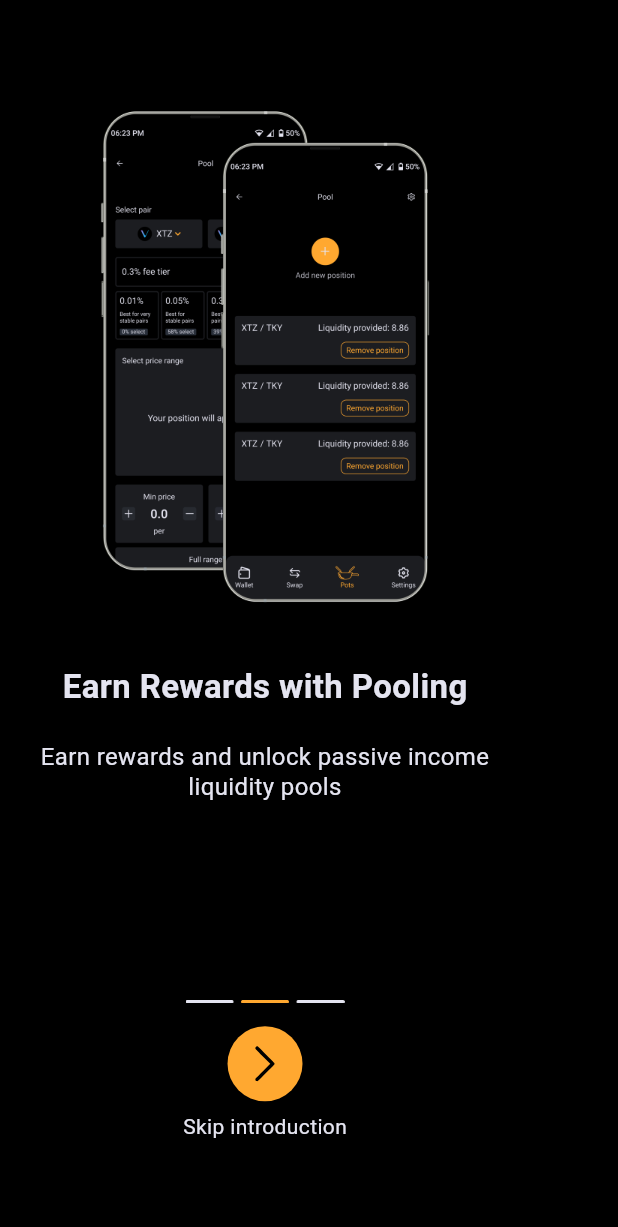
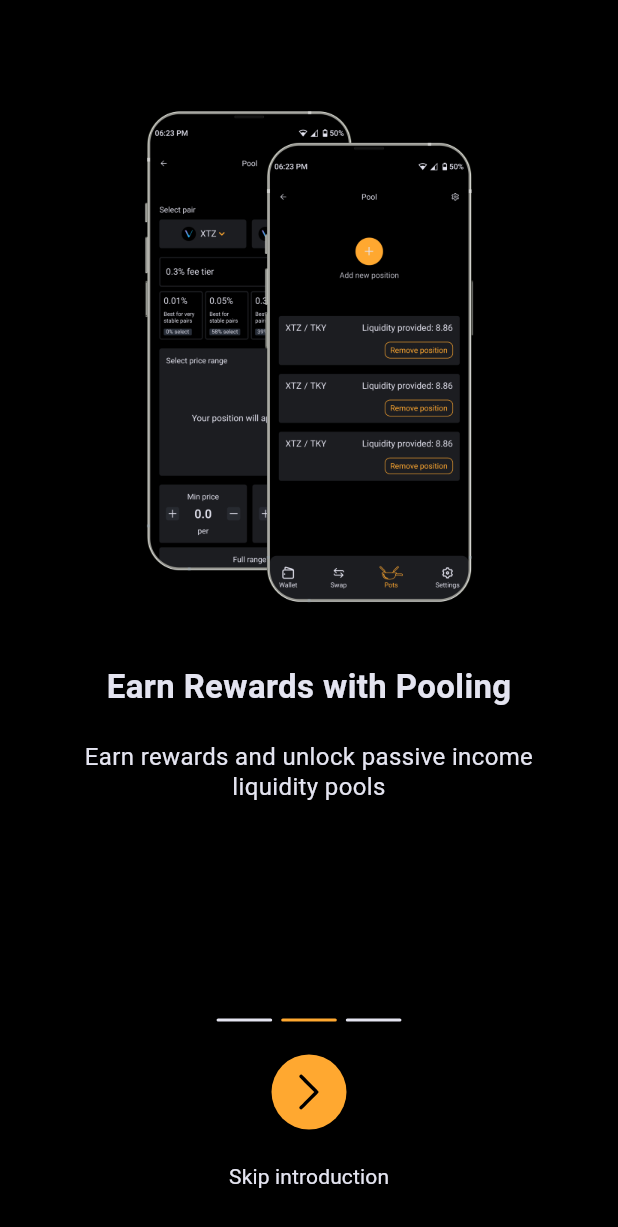
Before and after one commit to SayNode/fondue-swap-flutter, a Flutter app: the OnboardingPage2 screen opened directly, after a tap on an icon or button, on a phone screen of 412 x 824 dp. Shown: the top 1227 px of the screen. Run offline on Flutter 3.47's test engine with Material 3 defaults, Android fonts, the phone set to English and light mode, and no system bars; our stand-ins replace flutter_secure_storage, flutter_svg, get, get_storage, google_fonts, local_auth; missing offline and left inert: crypt, thor_devkit_dart; accounts and stored records are empty; project files that could hold a hidden picture were left out.

Commit message:
Mf fixingbugs (#16)
* fixed bugs on onboadirng

* fixed bugs on onboarding

* changed flow

* fixed issues

```diff
--- a/lib/main.dart
+++ b/lib/main.dart
@@ -1,9 +1,10 @@
 import 'package:flutter/material.dart';
+import 'package:get/get.dart';
+import 'package:get_storage/get_storage.dart';
+
 import 'pages/splash_page/splash_page.dart';
 import 'services/theme_service.dart';
 import 'services/translation_service.dart';
-import 'package:get/get.dart';
-import 'package:get_storage/get_storage.dart';
 
 Future<void> main() async {
   await GetStorage.init('theme');
@@ -21,7 +22,7 @@ class MyApp extends StatelessWidget {
       translations: AppTranslations(),
       locale: const Locale('en', 'US'),
       fallbackLocale: const Locale('en', 'US'),
-      title: 'Legacy Wallet',
+      title: 'Fondue Swap',
       debugShowCheckedModeBanner: false,
       theme: Get.put(ThemeService()).theme,
       home: const SplashPage(),
--- a/lib/pages/login/controller/login_controller.dart
+++ b/lib/pages/login/controller/login_controller.dart
@@ -48,7 +48,7 @@ class LoginController extends GetxController {
           ),
         );
         if (isAuthenticated) {
-          // TODO: Login
+          await Get.to<void>(() => const HomePageLoader());
         }
       } catch (e) {
         debugPrint(e.toString());
--- a/lib/pages/onboarding_pages/controller/onboarding_controller.dart
+++ b/lib/pages/onboarding_pages/controller/onboarding_controller.dart
@@ -1,3 +1,46 @@
+import 'package:flutter/material.dart';
 import 'package:get/get.dart';
 
-class OnboardingController extends GetxController {}
+import '../../signup_pages.dart/create_password.dart';
+
+class OnboardingController extends GetxController {
+  final PageController pageController = PageController();
+  RxInt currentPage = 0.obs;
+
+  List<Map<String, String>> pageList = <Map<String, String>>[
+    <String, String>{
+      'image': 'assets/images/phone_screen_2.png',
+      'title': 'Swap Anytime, Anywhere'.tr,
+      'subtitle':
+          'Effortlessly swap cryptos for diversification and market opportunities with FondueSwap'
+              .tr,
+    },
+    <String, String>{
+      'image': 'assets/images/phone_screen_3.png',
+      'title': 'Earn Rewards with Pooling'.tr,
+      'subtitle': 'Earn rewards and unlock passive income  liquidity pools'.tr,
+    },
+    <String, String>{
+      'image': 'assets/images/phone_screen_4.png',
+      'title': 'Safeguard Your Crypto Assets'.tr,
+      'subtitle': 'Take control of your finances'.tr,
+    }
+  ];
+
+  Future<void> onPressed() async {
+    if (currentPage.value < pageList.length - 1) {
+      currentPage.value = currentPage.value + 1;
+      animateTo(currentPage.value);
+    } else {
+      await Get.to<void>(() => const CreatePasswordPage());
+    }
+  }
+
+  void animateTo(int value) {
+    pageController.animateToPage(
+      value,
+      duration: const Duration(milliseconds: 300),
+      curve: Curves.decelerate,
+    );
+  }
+}
--- a/lib/pages/onboarding_pages/onboard_page_1.dart
+++ b/lib/pages/onboarding_pages/onboard_page_1.dart
@@ -18,6 +18,8 @@ class OnboardingPage1 extends StatelessWidget {
         Get.put(ThemeService()).fondueSwapTheme;
     return FondueScaffold(
       body: SafeArea(
+        child: SizedBox(
+          width: double.infinity,
           child: Column(
             children: <Widget>[
               SizedBox(height: screenSize.height * 0.15),
@@ -50,6 +52,7 @@ class OnboardingPage1 extends StatelessWidget {
             ],
           ),
         ),
+      ),
     );
   }
 }
--- a/lib/pages/onboarding_pages/onboarding_page_2.dart
+++ b/lib/pages/onboarding_pages/onboarding_page_2.dart
@@ -1,33 +1,40 @@
 import 'package:flutter/material.dart';
+import 'package:flutter_svg/flutter_svg.dart';
 import 'package:get/get.dart';
 
 import '../../services/theme_service.dart';
 import '../../theme/constants.dart';
 import '../../theme/custom_theme.dart';
 import '../../widgets/fondue_scaffold.dart';
-import 'onboarding_page_3.dart';
-import 'widgets/grouped_button_onboarding_widget.dart';
+import '../signup_pages.dart/create_password.dart';
+import 'controller/onboarding_controller.dart';
+import 'widgets/slide_marker.dart';
 
-class OnboardingPage2 extends StatelessWidget {
+class OnboardingPage2 extends GetView<OnboardingController> {
   const OnboardingPage2({super.key});
 
   @override
   Widget build(BuildContext context) {
     final Size screenSize = MediaQuery.of(context).size;
+
     final FondueSwapTheme fondueSwapTheme =
         Get.put(ThemeService()).fondueSwapTheme;
-    return FondueScaffold(
-      body: SafeArea(
-        child: Column(
+    Get.put(OnboardingController());
+    Widget page(
+      String image,
+      String title,
+      String subtitle,
+    ) =>
+        Column(
           children: <Widget>[
             SizedBox(height: MediaQuery.of(context).size.height * 0.07),
             Image.asset(
-              'assets/images/phone_screen_2.png',
+              image,
               scale: 4,
             ),
             SizedBox(height: screenSize.height * 0.05),
             Text(
-              'Swap Anytime, Anywhere'.tr,
+              title,
               style:
                   FondueSwapConstants.fromColor(fondueSwapTheme.mistyLavender)
                       .kRoboto22,
@@ -36,24 +43,63 @@ class OnboardingPage2 extends StatelessWidget {
             SizedBox(
               width: screenSize.width * 0.78,
               child: Text(
-                'Effortlessly swap cryptos for diversification and market opportunities with FondueSwap'
-                    .tr,
-                style:
-                    FondueSwapConstants.fromColor(fondueSwapTheme.mistyLavender)
-                        .kRoboto16,
+                subtitle.tr,
+                style: FondueSwapConstants.fromColor(
+                  fondueSwapTheme.mistyLavender,
+                ).kRoboto16,
                 textAlign: TextAlign.center,
               ),
             ),
-            SizedBox(height: screenSize.height * 0.16),
-            GroupedButtonOnboarding(
-              slide: 'assets/images/slide_1.png',
-              onTapButton: () {
-                Get.to<Widget>(() => const OnboardingPage3());
-              },
-              onTapTextButton: () {},
+            SizedBox(height: screenSize.height * 0.01),
+          ],
+        );
+    return FondueScaffold(
+      body: Column(
+        children: <Widget>[
+          Expanded(
+            child: PageView(
+              controller: controller.pageController,
+              onPageChanged: (int index) =>
+                  controller.currentPage.value = index,
+              children: controller.pageList
+                  .map(
+                    (Map<String, String> p) => page(
+                      p['image'] ?? '',
+                      p['title'] ?? '',
+                      p['subtitle'] ?? '',
+                    ),
+                  )
+                  .toList(),
             ),
-          ],
-        ),
+          ),
+          Column(
+            children: <Widget>[
+              Obx(
+                () => SlideMarker(
+                  height: screenSize.height * 0.0025,
+                  stateCount: controller.pageList.length,
+                  actualState: controller.currentPage.value,
+                  controller: controller,
+                ),
+              ),
+              GestureDetector(
+                onTap: controller.onPressed,
+                child: SvgPicture.asset('assets/icons/orange_button.svg'),
+              ),
+              TextButton(
+                onPressed: () {
+                  Get.to<void>(() => const CreatePasswordPage());
+                },
+                child: Text(
+                  'Skip introduction'.tr,
+                  style: FondueSwapConstants.fromColor(
+                    fondueSwapTheme.mistyLavender,
+                  ).kRoboto14,
+                ),
+              ),
+            ],
+          ),
+        ],
       ),
     );
   }
--- a/lib/pages/onboarding_pages/onboarding_page_3.dart
+++ /dev/null
@@ -1,59 +0,0 @@
-import 'package:flutter/material.dart';
-import 'package:get/get.dart';
-
-import '../../services/theme_service.dart';
-import '../../theme/constants.dart';
-import '../../theme/custom_theme.dart';
-import '../../widgets/fondue_scaffold.dart';
-import 'onboarding_page_4.dart';
-import 'widgets/grouped_button_onboarding_widget.dart';
-
-class OnboardingPage3 extends StatelessWidget {
-  const OnboardingPage3({super.key});
-
-  @override
-  Widget build(BuildContext context) {
-    final Size screenSize = MediaQuery.of(context).size;
-    final FondueSwapTheme fondueSwapTheme =
-        Get.put(ThemeService()).fondueSwapTheme;
-    return FondueScaffold(
-      body: SafeArea(
-        child: Column(
-          children: <Widget>[
-            SizedBox(height: MediaQuery.of(context).size.height * 0.07),
-            Image.asset(
-              'assets/images/phone_screen_3.png',
-              scale: 4,
-            ),
-            SizedBox(height: screenSize.height * 0.05),
-            Text(
-              'Earn Rewards with Pooling'.tr,
-              style:
-                  FondueSwapConstants.fromColor(fondueSwapTheme.mistyLavender)
-                      .kRoboto22,
-            ),
-            SizedBox(height: screenSize.height * 0.03),
-            SizedBox(
-              width: screenSize.width * 0.78,
-              child: Text(
-                'Earn rewards and unlock passive income  liquidity pools'.tr,
-                style:
-                    FondueSwapConstants.fromColor(fondueSwapTheme.mistyLavender)
-                        .kRoboto16,
-                textAlign: TextAlign.center,
-              ),
-            ),
-            SizedBox(height: screenSize.height * 0.16),
-            GroupedButtonOnboarding(
-              slide: 'assets/images/slide_2.png',
-              onTapButton: () {
-                Get.to<Widget>(() => const OnboardingPage4());
-              },
-              onTapTextButton: () {},
-            ),
-          ],
-        ),
-      ),
-    );
-  }
-}
--- a/lib/pages/onboarding_pages/onboarding_page_4.dart
+++ /dev/null
@@ -1,59 +0,0 @@
-import 'package:flutter/material.dart';
-import 'package:get/get.dart';
-
-import '../../services/theme_service.dart';
-import '../../theme/constants.dart';
-import '../../theme/custom_theme.dart';
-import '../../widgets/fondue_scaffold.dart';
-import '../signup_pages.dart/create_password.dart';
-import 'widgets/grouped_button_onboarding_widget.dart';
-
-class OnboardingPage4 extends StatelessWidget {
-  const OnboardingPage4({super.key});
-
-  @override
-  Widget build(BuildContext context) {
-    final Size screenSize = MediaQuery.of(context).size;
-    final FondueSwapTheme fondueSwapTheme =
-        Get.put(ThemeService()).fondueSwapTheme;
-    return FondueScaffold(
-      body: SafeArea(
-        child: Column(
-          children: <Widget>[
-            SizedBox(height: MediaQuery.of(context).size.height * 0.07),
-            Image.asset(
-              'assets/images/phone_screen_4.png',
-              scale: 4,
-            ),
-            SizedBox(height: screenSize.height * 0.05),
-            Text(
-              'Safeguard Your Crypto Assets'.tr,
-              style:
-                  FondueSwapConstants.fromColor(fondueSwapTheme.mistyLavender)
-                      .kRoboto22,
-            ),
-            SizedBox(height: screenSize.height * 0.03),
-            SizedBox(
-              width: screenSize.width * 0.78,
-              child: Text(
-                'Take control of your finances'.tr,
-                style:
-                    FondueSwapConstants.fromColor(fondueSwapTheme.mistyLavender)
-                        .kRoboto16,
-                textAlign: TextAlign.center,
-              ),
-            ),
-            SizedBox(height: screenSize.height * 0.16),
-            GroupedButtonOnboarding(
-              slide: 'assets/images/slide_3.png',
-              onTapButton: () {
-                Get.to<Widget>(const CreatePasswordPage());
-              },
-              onTapTextButton: () {},
-            ),
-          ],
-        ),
-      ),
-    );
-  }
-}
--- a/lib/pages/onboarding_pages/widgets/grouped_button_onboarding_widget.dart
+++ /dev/null
@@ -1,48 +0,0 @@
-import 'package:flutter/material.dart';
-import 'package:flutter_svg/svg.dart';
-import 'package:get/get.dart';
-
-import '../../../services/theme_service.dart';
-import '../../../theme/constants.dart';
-import '../../../theme/custom_theme.dart';
-
-class GroupedButtonOnboarding extends StatelessWidget {
-  const GroupedButtonOnboarding({
-    required this.slide,
-    required this.onTapButton,
-    required this.onTapTextButton,
-    super.key,
-  });
-
-  final String slide;
-  final void Function() onTapButton;
-  final void Function() onTapTextButton;
-
-  @override
-  Widget build(BuildContext context) {
-    final Size screenSize = MediaQuery.of(context).size;
-    final FondueSwapTheme fondueSwapTheme =
-        Get.put(ThemeService()).fondueSwapTheme;
-    return Column(
-      children: <Widget>[
-        Image.asset(
-          slide,
-          scale: 4,
-        ),
-        SizedBox(height: screenSize.height * 0.01),
-        GestureDetector(
-          onTap: onTapButton.call,
-          child: SvgPicture.asset('assets/icons/orange_button.svg'),
-        ),
-        GestureDetector(
-          onTap: onTapTextButton.call,
-          child: Text(
-            'Skip introduction'.tr,
-            style: FondueSwapConstants.fromColor(fondueSwapTheme.mistyLavender)
-                .kRoboto14,
-          ),
-        ),
-      ],
-    );
-  }
-}
--- /dev/null
+++ b/lib/pages/onboarding_pages/widgets/slide_marker.dart
@@ -0,0 +1,80 @@
+import 'package:flutter/material.dart';
+import 'package:get/get.dart';
+
+import '../../../services/theme_service.dart';
+import '../../../theme/custom_theme.dart';
+import '../controller/onboarding_controller.dart';
+
+class SlideMarker extends StatelessWidget {
+  const SlideMarker({
+    required this.stateCount,
+    required this.actualState,
+    required this.height,
+    required this.controller,
+    super.key,
+  });
+
+  final int stateCount;
+  final int actualState;
+  final double height;
+  final OnboardingController controller;
+
+  @override
+  Widget build(BuildContext context) {
+    return Padding(
+      padding: const EdgeInsets.symmetric(vertical: 15),
+      child: Row(
+        mainAxisAlignment: MainAxisAlignment.center,
+        children: slider(),
+      ),
+    );
+  }
+
+  List<Widget> slider() {
+    final int state = actualState % stateCount;
+    final FondueSwapTheme fondueSwapTheme =
+        Get.put(ThemeService()).fondueSwapTheme;
+
+    final List<Widget> list = <Widget>[];
+    for (int i = 0; i < stateCount; i++) {
+      if (i == state) {
+        list.add(
+          Padding(
+            padding: const EdgeInsets.symmetric(horizontal: 3),
+            child: SizedBox(
+              width: height * 18,
+              height: height,
+              child: Container(
+                decoration: BoxDecoration(
+                  color: fondueSwapTheme.goldenSunset,
+                  borderRadius: const BorderRadius.all(
+                    Radius.circular(20),
+                  ),
+                ),
+              ),
+            ),
+          ),
+        );
+      } else {
+        list.add(
+          Padding(
+            padding: const EdgeInsets.symmetric(horizontal: 3),
+            child: SizedBox(
+              width: height * 18,
+              height: height,
+              child: Container(
+                decoration: BoxDecoration(
+                  borderRadius: const BorderRadius.all(
+                    Radius.circular(20),
+                  ),
+                  color: fondueSwapTheme.mistyLavender,
+                ),
+              ),
+            ),
+          ),
+        );
+      }
+    }
+    return list;
+  }
+}
```
Also changed, not shown: assets/images/slide_1.png (deleted), assets/images/slide_2.png (deleted), assets/images/slide_3.png (deleted), pubspec.lock. Lines whose indentation alone changed are shown as unchanged.
